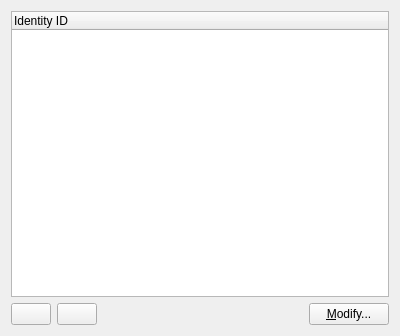
Before: the Qt Designer form kopete/config/identities/kopeteidentityconfigbase.ui in KDE/kopete, drawn with Qt 5.
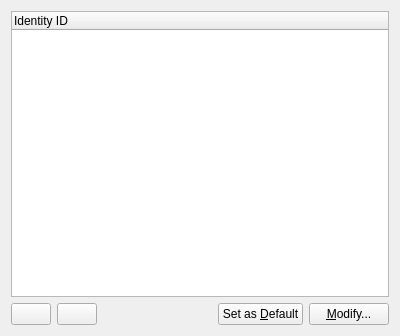
After: the same form once the commit is applied.

Commit message: Add the concept of Default Identity. This identity is the one that will be used when accounts do not have a valid identity associated to them, and in other cases in which it fits

Diff of the .ui file:
```diff
--- a/kopete/config/identities/kopeteidentityconfigbase.ui
+++ b/kopete/config/identities/kopeteidentityconfigbase.ui
@@ -78,6 +78,13 @@
        </property>
       </spacer>
      </item>
+     <item>
+      <widget class="QPushButton" name="mButtonDefault" >
+       <property name="text" >
+        <string>Set as &amp;Default</string>
+       </property>
+      </widget>
+     </item>
      <item>
       <widget class="QPushButton" name="mButtonEdit" >
        <property name="toolTip" >
```
The commit also changes 7 other files.
